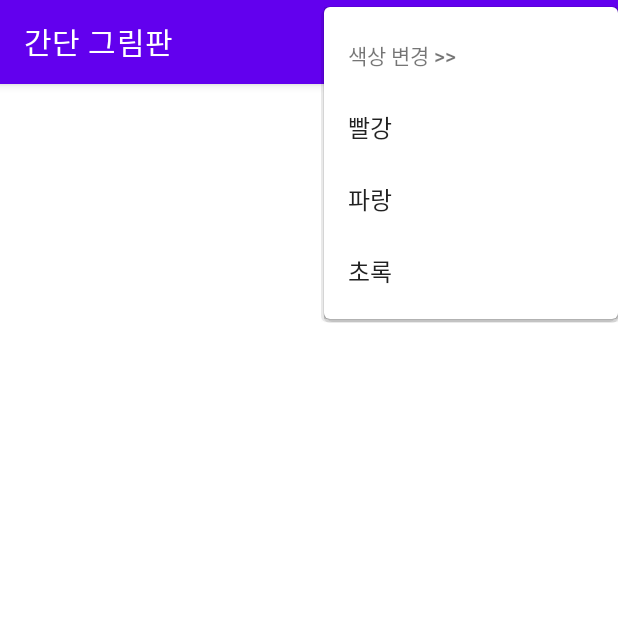
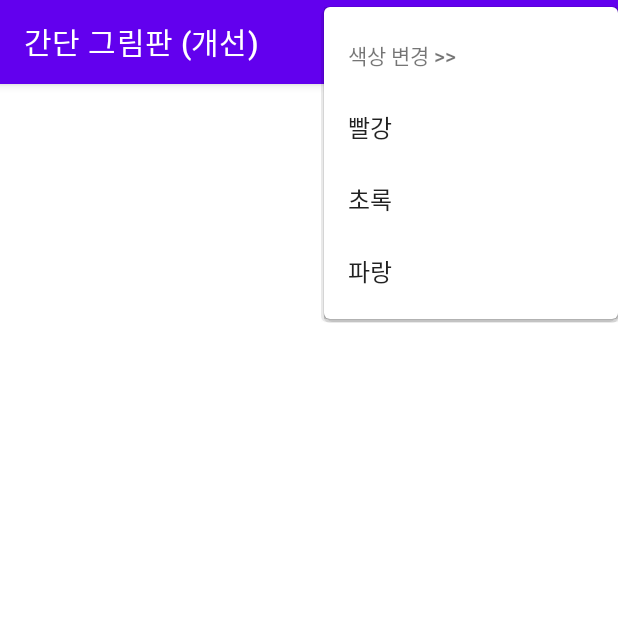
Before and after one commit to leehj24/Android_practice, an Android app: the screen it shows after launch (MainActivity), in the options menu, after a tap on "색상 변경 >>", on a phone screen of 412 x 824 dp, the top half of it. Run offline under Robolectric (Android 15) with nearby library versions, the phone set to English and light mode, and no system bars.

Commit message:
그림그리기3

```diff
--- a/app/src/main/java/com/example/myapplication/MainActivity.java
+++ b/app/src/main/java/com/example/myapplication/MainActivity.java
@@ -17,170 +17,102 @@ import android.view.View;
 import java.util.ArrayList;
 
 public class MainActivity extends AppCompatActivity {
-    final static int LINE = 1, CIRCLE = 2;
-    final static int RECT = 3;
-    final static int red = 4, blue = 5, green = 6;
-    static int shape  = LINE;
-    static int color = red;
-
+    final static int LINE = 1, CIRCLE = 2, RECTANGLE = 3;
+    static int curShape = LINE;
+    static int curColor = Color.DKGRAY;
 
     @Override
-    protected void onCreate(Bundle savedInstanceState) {
+    public void onCreate(Bundle savedInstanceState) {
         super.onCreate(savedInstanceState);
-        setContentView(new MyPaintView(this));
-        setTitle("간단 그림판");
+        setContentView(new MyGraphicView(this));
+        setTitle("간단 그림판 (개선)");
     }
 
     @Override
     public boolean onCreateOptionsMenu(Menu menu) {
         super.onCreateOptionsMenu(menu);
-
-        menu.add(0,1,0,"선 그리기");
+        menu.add(0, 1, 0, "선 그리기");
         menu.add(0, 2, 0, "원 그리기");
-        menu.add(0, 3, 0, "직사각형 그리기");
-        // 그룹id, 메뉴id, 순서, 원하는 텍스트
-
-        SubMenu submenu = menu.addSubMenu("색상 변경 >>");
-        submenu.add(0,4,0,"빨강");
-        submenu.add(0,5,0,"파랑");
-        submenu.add(0,6,0,"초록");
-        //색상변경을 도와주는 서브메뉴만들기
-
+        menu.add(0, 3, 0, "사각형 그리기");
+        SubMenu sMenu = menu.addSubMenu("색상 변경 >>");
+        sMenu.add(0, 4, 0, "빨강");
+        sMenu.add(0, 5, 0, "초록");
+        sMenu.add(0, 6, 0, "파랑");
         return true;
     }
 
-
     @Override
-    public boolean onOptionsItemSelected(@NonNull MenuItem item) {
-
-
-        switch (item.getItemId()){
-            case LINE:
-                shape = LINE;
+    public boolean onOptionsItemSelected(MenuItem item) {
+        switch (item.getItemId()) {
+            case 1:
+                curShape = LINE; // 선
                 return true;
-            case CIRCLE:
-                shape = CIRCLE;
+            case 2:
+                curShape = CIRCLE; // 원
                 return true;
-            case RECT:
-                shape = RECT;
+            case 3:
+                curShape = RECTANGLE; // 사각형
                 return true;
-            case red:
-                color = red;
+            case 4:
+                curColor = Color.RED;
                 return true;
-            case blue:
-                color = blue;
+            case 5:
+                curColor = Color.GREEN;
                 return true;
-            case green:
-                color = green;
+            case 6:
+                curColor = Color.BLUE;
                 return true;
-
-
-
         }
-
-        return false;
+        return super.onOptionsItemSelected(item);
     }
 
-    public static class MyPaintView extends View{
-        ArrayList<MyShape> myShapeArrayList = new ArrayList<>();
+    private static class MyGraphicView extends View {
+        int startX = -1, startY = -1, stopX = -1, stopY = -1;
 
-        MyShape currentShape;
-        int startX= -1;
-        int startY= -1;
-        int stopX= -1;
-        int stopY= -1;
-
-        public MyPaintView(Context context) {
+        public MyGraphicView(Context context) {
             super(context);
         }
 
         @Override
         public boolean onTouchEvent(MotionEvent event) {
-
-            switch (event.getAction()){
-
-                case MotionEvent.ACTION_DOWN: //터치할때
-                    startX = (int)event.getX();
-                    startY = (int)event.getY();
+            switch (event.getAction()) {
+                case MotionEvent.ACTION_DOWN:
+                    startX = (int) event.getX();
+                    startY = (int) event.getY();
                     break;
-
-                case MotionEvent.ACTION_UP: // 손을 땔때
-                    stopX = (int)event.getX();
-                    stopY = (int)event.getY();
-                    this.invalidate(); // onDraw메소드로 이동
+                case MotionEvent.ACTION_MOVE:
+                case MotionEvent.ACTION_UP:
+                    stopX = (int) event.getX();
+                    stopY = (int) event.getY();
+                    this.invalidate();
+                    break;
             }
             return true;
         }
 
-
-        @Override
         protected void onDraw(Canvas canvas) {
             super.onDraw(canvas);
-
             Paint paint = new Paint();
             paint.setAntiAlias(true);
             paint.setStrokeWidth(5);
             paint.setStyle(Paint.Style.STROKE);
+            paint.setColor(curColor);
 
-            currentShape = new MyShape(shape, startX, startY, stopX, stopY, paint);
-            myShapeArrayList.add(currentShape);
-
-            for(MyShape cshape: myShapeArrayList)
-                draw_shape(cshape, canvas);
-
-            if(currentShape != null)
-                draw_shape(currentShape, canvas);
-
-        }
-
-        public void draw_shape(MyShape myshape, Canvas canvas) {
-
-            switch (myshape.shape_type) {
-
+            switch (curShape) {
                 case LINE:
-                    canvas.drawLine(myshape.startX, myshape.startY, myshape.stopX, myshape.stopY, myshape.paint);
+                    canvas.drawLine(startX, startY, stopX, stopY, paint);
                     break;
                 case CIRCLE:
-                    int radius = (int) Math.sqrt(Math.pow(myshape.stopX - myshape.startX, 2) + Math.pow(myshape.stopY - myshape.startY, 2));
-                    canvas.drawCircle(myshape.startX, myshape.startY, radius,myshape.paint);
+                    int radius = (int) Math.sqrt(Math.pow(stopX - startX, 2)
+                            + Math.pow(stopY - startY, 2));
+                    canvas.drawCircle(startX, startY, radius, paint);
                     break;
-                case RECT:
-                    Rect rect = new Rect(myshape.startX,myshape.startY, myshape.stopX, myshape.stopY);
-                    canvas.drawRect(rect, myshape.paint);
+                case RECTANGLE:
+                    Rect rect = new Rect(startX, startY, stopX, stopY);
+                    canvas.drawRect(rect, paint);
                     break;
             }
         }
 
-
-        // 그려진 정보를 저장하는 MyShape클래스
-        private static class MyShape {
-
-            int shape_type, startX, startY, stopX, stopY;
-            Paint paint;
-
-            public MyShape(int shape_type, int startX, int startY, int stopX, int stopY, Paint paint) {
-
-                this.shape_type = shape_type;
-                this.startX = startX;
-                this.startY = startY;
-                this.stopX = stopX;
-                this.stopY = stopY;
-                this.paint = paint;
-
-                switch (color){
-
-                    case red:
-                        paint.setColor(Color.RED);
-                        break;
-                    case blue:
-                        paint.setColor(Color.BLUE);
-                        break;
-                    case green:
-                        paint.setColor(Color.GREEN);
-                        break;
-                }
-            }
-        }
     }
-
 }
```
